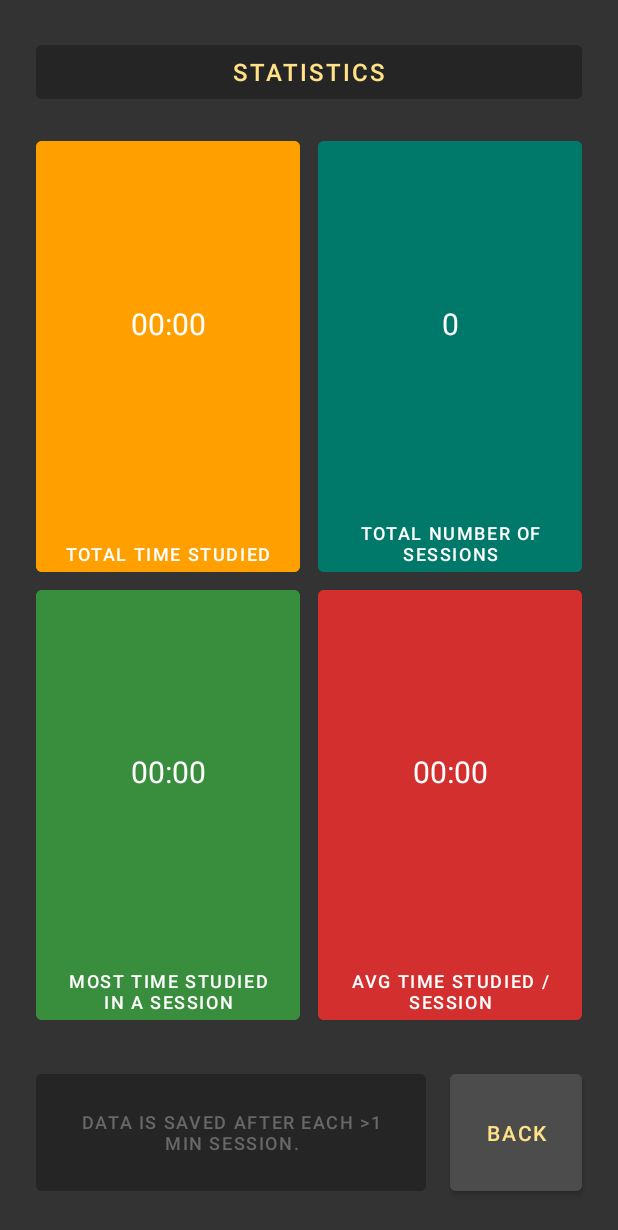
After one commit to minizou/simpomo, an Android app: the StatsActivity screen opened directly, with no data from a screen before it, on a phone screen of 412 x 824 dp. The commit adds this screen. Shown: the top 1230 px of the screen. Run offline under Robolectric (Android 15) with nearby library versions, the phone set to English and light mode, and no system bars.

Commit message:
Adding statistics.

```diff
--- /dev/null
+++ b/app/src/main/java/mini/pomodoro_delta/StatsActivity.java
@@ -0,0 +1,55 @@
+package mini.pomodoro_delta;
+
+import static mini.pomodoro_delta.TimerService.formatTimeString;
+
+import androidx.appcompat.app.AppCompatActivity;
+
+import android.content.Intent;
+import android.os.Bundle;
+import android.view.View;
+import android.widget.TextView;
+
+public class StatsActivity extends AppCompatActivity {
+    private TextView statMsElapsed;
+    private TextView statNumSessions;
+    private TextView statAvgMs;
+    private TextView statMaxMs;
+
+    private long allTimeTotalMsElapsed;
+    private long allTimeMaxMsElapsed;
+    private int allTimeNumSessions;
+
+    @Override
+    protected void onCreate(Bundle savedInstanceState) {
+        super.onCreate(savedInstanceState);
+        setContentView(R.layout.activity_stats);
+
+        statMsElapsed = findViewById(R.id.stat_msElapsed);
+        statNumSessions = findViewById(R.id.stat_numSessions);
+        statAvgMs = findViewById(R.id.stat_avgMS);
+        statMaxMs = findViewById(R.id.stat_maxMS);
+
+        Intent intentFromMain = getIntent();
+        allTimeTotalMsElapsed = intentFromMain.getLongExtra("allTimeTotalMsElapsed",allTimeTotalMsElapsed);
+        allTimeMaxMsElapsed = intentFromMain.getLongExtra("allTimeMaxMsElapsed",allTimeMaxMsElapsed);
+        allTimeNumSessions = intentFromMain.getIntExtra("allTimeNumSessions",allTimeNumSessions);
+
+        updateStats();
+    }
+
+    private void updateStats() {
+        statMsElapsed.setText(formatTimeString(allTimeTotalMsElapsed));
+        statNumSessions.setText(String.valueOf(allTimeNumSessions));
+        statMaxMs.setText(formatTimeString(allTimeMaxMsElapsed));
+
+        long avgMs = 0;
+        if (allTimeNumSessions > 0) {
+            avgMs = allTimeTotalMsElapsed / allTimeNumSessions;
+        }
+        statAvgMs.setText(formatTimeString(avgMs));
+    }
+
+    public void clickBack(View v) {
+        finish();
+    }
+}
--- /dev/null
+++ b/app/src/main/res/layout/activity_stats.xml
@@ -0,0 +1,218 @@
+<?xml version="1.0" encoding="utf-8"?>
+<androidx.constraintlayout.widget.ConstraintLayout xmlns:android="http://schemas.android.com/apk/res/android"
+    xmlns:app="http://schemas.android.com/apk/res-auto"
+    xmlns:tools="http://schemas.android.com/tools"
+    android:layout_width="match_parent"
+    android:layout_height="match_parent"
+    android:background="@color/background_grey"
+    tools:context=".StatsActivity">
+
+    <Button
+        android:id="@+id/txt_info"
+        android:layout_width="0dp"
+        android:layout_height="90dp"
+        android:layout_marginStart="24dp"
+        android:layout_marginEnd="16dp"
+        android:layout_marginBottom="24dp"
+
+        android:backgroundTint="@color/background_dark_grey"
+        android:enabled="false"
+        android:text="@string/txt_info"
+        android:textColor="@color/light_grey"
+        android:textSize="12sp"
+
+        app:layout_constraintBottom_toBottomOf="parent"
+        app:layout_constraintEnd_toStartOf="@+id/btn_back"
+        app:layout_constraintStart_toStartOf="parent" />
+
+    <Button
+        android:id="@+id/txt_statistics"
+        android:layout_width="0dp"
+        android:layout_height="wrap_content"
+        android:layout_marginStart="24dp"
+        android:layout_marginTop="24dp"
+        android:layout_marginEnd="24dp"
+
+        android:backgroundTint="@color/background_dark_grey"
+        android:enabled="false"
+        android:text="@string/txt_statistics"
+        android:textColor="@color/light_yellow"
+        android:textSize="16sp"
+
+        app:layout_constraintEnd_toEndOf="parent"
+        app:layout_constraintStart_toStartOf="parent"
+        app:layout_constraintTop_toTopOf="parent" />
+
+    <Button
+        android:id="@+id/btn_back"
+        android:layout_width="0dp"
+        android:layout_height="90dp"
+        android:layout_marginEnd="24dp"
+        android:layout_marginBottom="24dp"
+
+        android:backgroundTint="@color/background_lighter_grey"
+        android:enabled="true"
+        android:onClick="clickBack"
+        android:text="@string/btn_back"
+        android:textColor="@color/light_yellow"
+
+        android:textSize="14sp"
+        app:layout_constraintBottom_toBottomOf="parent"
+        app:layout_constraintEnd_toEndOf="parent" />
+
+    <!-- stat label buttons -->
+
+    <Button
+        android:id="@+id/label_msElapsed"
+        android:layout_width="0dp"
+        android:layout_height="0dp"
+        android:layout_marginStart="24dp"
+        android:layout_marginTop="16dp"
+        android:layout_marginEnd="4dp"
+
+        android:backgroundTint="@color/orange"
+        android:enabled="false"
+        android:gravity="bottom|center_horizontal"
+        android:text="@string/txt_total_time_studied"
+        android:textColor="@color/white"
+        android:textSize="12sp"
+
+        app:layout_constraintBottom_toTopOf="@+id/label_maxMS"
+        app:layout_constraintEnd_toStartOf="@+id/label_numSessions"
+        app:layout_constraintHorizontal_bias="0.0"
+        app:layout_constraintStart_toStartOf="parent"
+        app:layout_constraintTop_toBottomOf="@+id/txt_statistics" />
+
+    <Button
+        android:id="@+id/label_numSessions"
+        android:layout_width="0dp"
+        android:layout_height="0dp"
+        android:layout_marginStart="8dp"
+        android:layout_marginTop="16dp"
+        android:layout_marginEnd="24dp"
+
+        android:backgroundTint="@color/teal"
+        android:enabled="false"
+        android:gravity="bottom|center_horizontal"
+        android:text="@string/txt_total_num_sessions"
+        android:textColor="@color/white"
+        android:textSize="12sp"
+
+        app:layout_constraintBottom_toTopOf="@+id/label_avgMS"
+        app:layout_constraintEnd_toEndOf="parent"
+        app:layout_constraintStart_toEndOf="@+id/label_msElapsed"
+        app:layout_constraintTop_toBottomOf="@+id/txt_statistics" />
+
+    <Button
+        android:id="@+id/label_maxMS"
+        android:layout_width="0dp"
+        android:layout_height="0dp"
+        android:layout_marginStart="24dp"
+        android:layout_marginEnd="4dp"
+        android:layout_marginBottom="24dp"
+
+        android:backgroundTint="@color/green"
+        android:enabled="false"
+        android:gravity="bottom|center_horizontal"
+        android:text="@string/txt_max_time"
+        android:textColor="@color/white"
+        android:textSize="12sp"
+
+        app:layout_constraintBottom_toTopOf="@+id/txt_info"
+        app:layout_constraintEnd_toStartOf="@+id/label_avgMS"
+        app:layout_constraintStart_toStartOf="parent"
+        app:layout_constraintTop_toBottomOf="@+id/label_msElapsed" />
+
+
+    <Button
+        android:id="@+id/label_avgMS"
+        android:layout_width="0dp"
+        android:layout_height="0dp"
+        android:layout_marginStart="8dp"
+        android:layout_marginEnd="24dp"
+        android:layout_marginBottom="24dp"
+
+        android:backgroundTint="@color/red"
+        android:enabled="false"
+        android:gravity="bottom|center_horizontal"
+        android:text="@string/txt_avg_time_per_session"
+        android:textColor="@color/white"
+        android:textSize="12sp"
+
+        app:layout_constraintBottom_toTopOf="@+id/btn_back"
+        app:layout_constraintEnd_toEndOf="parent"
+        app:layout_constraintStart_toEndOf="@+id/label_maxMS"
+        app:layout_constraintTop_toBottomOf="@+id/label_numSessions" />
+
+    <!-- actual stats -->
+
+    <TextView
+        android:id="@+id/stat_msElapsed"
+        android:layout_width="0dp"
+        android:layout_height="0dp"
+
+
+        android:layout_marginTop="16dp"
+        android:layout_marginBottom="60dp"
+        android:gravity="center"
+        android:text="@string/txt_default_time"
+        android:textColor="@color/white"
+        android:textSize="20sp"
+
+        app:layout_constraintBottom_toBottomOf="@+id/label_msElapsed"
+        app:layout_constraintEnd_toEndOf="@+id/label_msElapsed"
+        app:layout_constraintStart_toStartOf="@+id/label_msElapsed"
+        app:layout_constraintTop_toTopOf="@+id/label_msElapsed" />
+
+    <TextView
+        android:id="@+id/stat_numSessions"
+        android:layout_width="0dp"
+        android:layout_height="0dp"
+        android:layout_marginTop="16dp"
+        android:layout_marginBottom="60dp"
+
+        android:gravity="center"
+        android:text="@string/txt_default_num_sessions"
+        android:textColor="@color/white"
+        android:textSize="20sp"
+
+        app:layout_constraintBottom_toBottomOf="@+id/label_numSessions"
+        app:layout_constraintEnd_toEndOf="@+id/label_numSessions"
+        app:layout_constraintStart_toStartOf="@+id/label_numSessions"
+        app:layout_constraintTop_toTopOf="@+id/label_numSessions" />
+
+    <TextView
+        android:id="@+id/stat_maxMS"
+        android:layout_width="0dp"
+        android:layout_height="0dp"
+        android:layout_marginTop="16dp"
+        android:layout_marginBottom="60dp"
+
+        android:gravity="center"
+        android:text="@string/txt_default_time"
+        android:textColor="@color/white"
+        android:textSize="20sp"
+
+        app:layout_constraintBottom_toBottomOf="@+id/label_maxMS"
+        app:layout_constraintEnd_toEndOf="@+id/label_maxMS"
+        app:layout_constraintStart_toStartOf="@+id/label_maxMS"
+        app:layout_constraintTop_toTopOf="@+id/label_maxMS" />
+
+    <TextView
+        android:id="@+id/stat_avgMS"
+        android:layout_width="0dp"
+        android:layout_height="0dp"
+        android:layout_marginTop="16dp"
+        android:layout_marginBottom="60dp"
+
+        android:gravity="center"
+        android:text="@string/txt_default_time"
+        android:textColor="@color/white"
+        android:textSize="20sp"
+
+        app:layout_constraintBottom_toBottomOf="@+id/label_avgMS"
+        app:layout_constraintEnd_toEndOf="@+id/label_avgMS"
+        app:layout_constraintStart_toStartOf="@+id/label_avgMS"
+        app:layout_constraintTop_toTopOf="@+id/label_avgMS" />
+
+</androidx.constraintlayout.widget.ConstraintLayout>
--- a/app/src/main/res/values-night/themes.xml
+++ b/app/src/main/res/values-night/themes.xml
@@ -8,7 +8,7 @@
 
         <!-- Secondary brand color. -->
         <item name="colorSecondary">@color/green</item>
-        <item name="colorSecondaryVariant">@color/purple</item>
+        <item name="colorSecondaryVariant">@color/orange</item>
         <item name="colorOnSecondary">@color/black</item>
 
         <!-- Status bar color. -->
--- a/app/src/main/res/values/colors.xml
+++ b/app/src/main/res/values/colors.xml
@@ -4,7 +4,6 @@
     <color name="orange">#FFA000</color>
     <color name="teal">#00796B</color>
     <color name="green">#388E3C</color>
-    <color name="purple">#7B1FA2</color>
 
     <color name="black">#FF000000</color>
     <color name="white">#FFFFFFFF</color>
--- a/app/src/main/res/values/strings.xml
+++ b/app/src/main/res/values/strings.xml
@@ -1,15 +1,36 @@
 <resources>
     <string name="app_name">Pomodoro Delta</string>
-    <string name="txt_end_session">End Session</string>
+
+    <string name="btn_end_session">End Session</string>
     <string name="btn_bgn_session">Begin Session</string>
-    <string name="txt_bgn_break">Begin Break</string>
+    <string name="btn_bgn_break">Begin Break</string>
+    <string name="btn_bgn_long_break">Begin Long Break</string>
     <string name="btn_bgn_study">Begin Studying</string>
-    <string name="txt_resume_timer">Resume Timer</string>
+    <string name="btn_resume_timer">Resume Timer</string>
     <string name="btn_pause_timer">Pause Timer</string>
+    <string name="btn_back">Back</string>
+
+    <string name="txt_status_session_inactive">Current status:\nSession Not Active</string>
+    <string name="txt_status_session_active">Current Status:\nSession Active</string>
     <string name="txt_status_study">Current status:\nStudy Time</string>
     <string name="txt_status_break">Current status:\nBreak Time</string>
+    <string name="txt_status_long_break">Current status:\nLong Break Time</string>
     <string name="txt_status_paused">Current Status:\nPaused</string>
-    <string name="txt_study_time">25:00</string>
-    <string name="txt_time_elapsed_zero">Time Elapsed: 00:00</string>
-    <string name="txt_status_session_inactive">Current status:\nSession Not Active</string>
+    <string name="txt_status_default_elapsed">Time Elapsed: 00:00</string>
+
+    <string name="txt_default_study_time">25:00</string>
+    <string name="txt_default_time">00:00</string>
+    <string name="txt_default_num_sessions">0</string>
+
+    <string name="txt_stats">Stats</string>
+    <string name="txt_statistics">Statistics</string>
+    <string name="txt_info">Data is saved after each >1 min session.</string>
+
+    <string name="txt_total_time_studied">Total Time Studied</string>
+    <string name="txt_total_num_sessions">Total Number of Sessions</string>
+    <string name="txt_max_time">Most Time Studied in A Session</string>
+    <string name="txt_avg_time_per_session">Avg Time Studied / Session</string>
+    <string name="txt_personal_best">Personal best max time studied! 🔥</string>
+    <string name="txt_session_not_recorded">Previous session not recorded.</string>
+
 </resources>
```
Also changed, not shown: app/src/main/AndroidManifest.xml (+11 -4 lines), app/src/main/java/mini/pomodoro_delta/MainActivity.java (+142 -51 lines), app/src/main/java/mini/pomodoro_delta/TimerService.java (+79 -19 lines), app/src/main/res/layout/activity_main.xml (+68 -29 lines).
